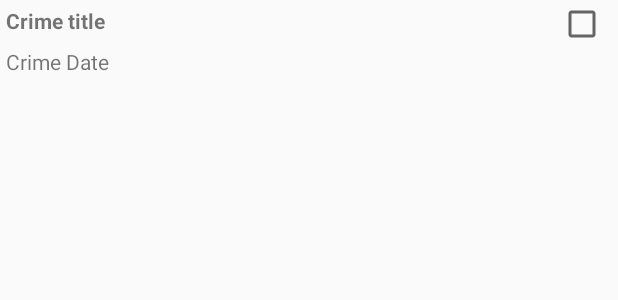
After one commit to Dimcooo/criminal-intent-app, an Android app: the layout list_item_crime.xml on its own in the app's theme, with its tools: preview values and no code run, on a phone screen of 412 x 824 dp. The commit adds this screen. Shown: the top 300 px of the screen. Run offline under Robolectric (Android 15) with nearby library versions, the phone set to English and light mode, and no system bars.

```diff
--- /dev/null
+++ b/CriminalIntent/app/src/main/res/layout/list_item_crime.xml
@@ -0,0 +1,35 @@
+<?xml version="1.0" encoding="utf-8"?>
+<RelativeLayout xmlns:android="http://schemas.android.com/apk/res/android"
+    xmlns:tools="http://schemas.android.com/tools"
+    android:layout_width="match_parent"
+    android:layout_height="wrap_content">
+
+    <CheckBox
+        android:id="@+id/list_item_crime_solved_checkbox"
+        android:layout_width="wrap_content"
+        android:layout_height="wrap_content"
+        android:layout_alignParentRight="true"
+        android:padding="4dp"
+        android:layout_alignParentEnd="true" />
+
+    <TextView
+        android:id="@+id/list_item_crime_title_text_view"
+        android:layout_width="match_parent"
+        android:layout_height="wrap_content"
+        android:layout_toLeftOf="@+id/list_item_crime_solved_checkbox"
+        android:padding="4dp"
+        android:textStyle="bold"
+        tools:text="Crime title"
+        android:layout_toStartOf="@+id/list_item_crime_solved_checkbox" />
+
+    <TextView
+        android:id="@+id/list_item_crime_date_text_view"
+        android:layout_width="match_parent"
+        android:layout_height="wrap_content"
+        android:layout_below="@+id/list_item_crime_title_text_view"
+        android:layout_toLeftOf="@+id/list_item_crime_solved_checkbox"
+        android:padding="4dp"
+        tools:text="Crime Date"
+        android:layout_toStartOf="@+id/list_item_crime_solved_checkbox" />
+
+</RelativeLayout>
--- a/CriminalIntent/build.gradle
+++ b/CriminalIntent/build.gradle
@@ -7,7 +7,7 @@ buildscript {
 
     }
     dependencies {
-        classpath 'com.android.tools.build:gradle:3.4.0'
+        classpath 'com.android.tools.build:gradle:3.4.1'
 
         // NOTE: Do not place your application dependencies here; they belong
         // in the individual module build.gradle files
```
Also changed, not shown: CriminalIntent/app/src/main/java/com/dimco/criminalintent/fragment/CrimeListFragment.java (+31 -5 lines).
